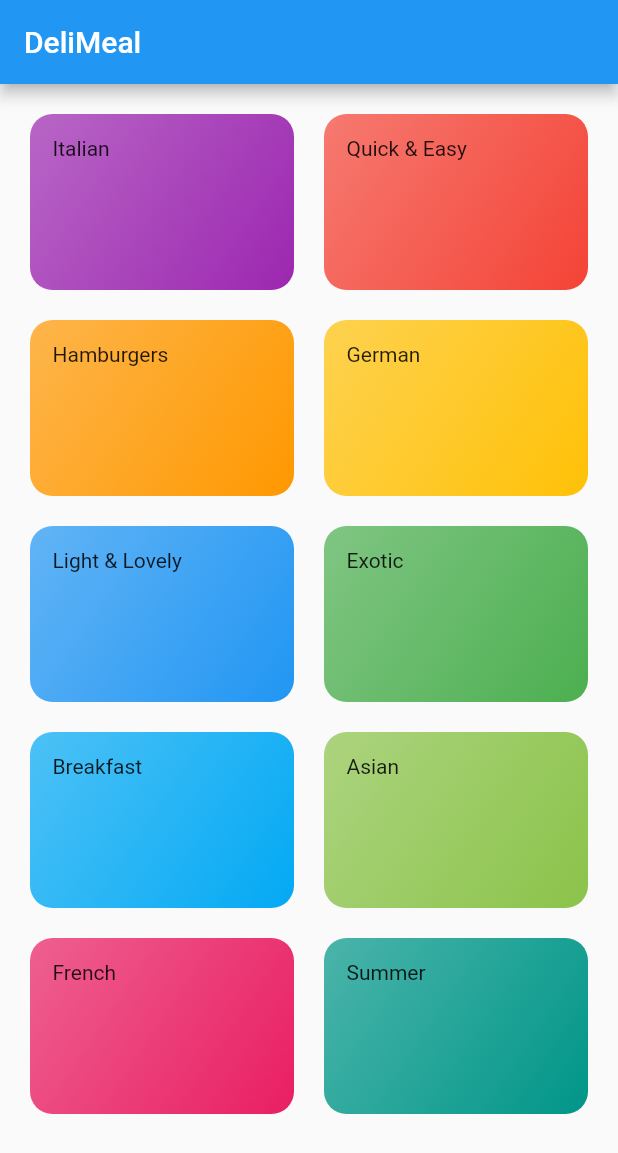
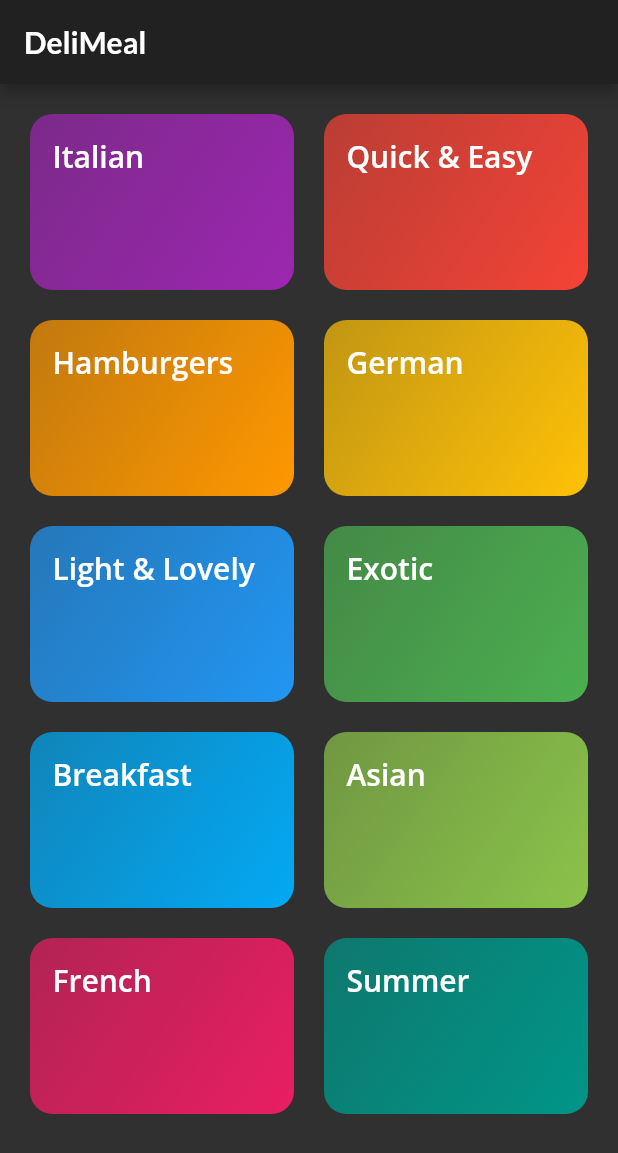
Before and after one commit to davidaodejobi/Flutter-and-Dart-Course, a Flutter app: the screen it shows after launch, on a phone screen of 412 x 824 dp. Shown: the top 1153 px of the screen. Run offline on Flutter 3.47's test engine with Material 2 defaults, Android fonts, the phone set to English and light mode, and no system bars; our stand-ins replace google_fonts.

Commit message:
used theme...

```diff
--- a/meal_app/lib/categories_screen.dart
+++ b/meal_app/lib/categories_screen.dart
@@ -4,13 +4,17 @@
 import 'dummy_data.dart';
 
 class CategoriesScreen extends StatelessWidget {
-  const CategoriesScreen({Key? key}) : super(key: key);
+  const CategoriesScreen({this.theme, Key? key}) : super(key: key);
+
+  final ThemeData? theme;
 
   @override
   Widget build(BuildContext context) {
     return Scaffold(
       appBar: AppBar(
-        title: const Text('DeliMeal'),
+        title: Text(
+          'DeliMeal',
+        ),
       ),
       body: GridView(
         padding: const EdgeInsets.all(20),
--- a/meal_app/lib/category_item.dart
+++ b/meal_app/lib/category_item.dart
@@ -11,7 +11,7 @@
   Widget build(BuildContext context) {
     return Container(
       padding: const EdgeInsets.all(15),
-      child: Text(title!),
+      child: Text(title!, style: Theme.of(context).textTheme.headline6),
       decoration: BoxDecoration(
         gradient: LinearGradient(
           colors: [
--- a/meal_app/lib/main.dart
+++ b/meal_app/lib/main.dart
@@ -1,19 +1,23 @@
 import 'package:flutter/material.dart';
-import 'package:meal_app/categories_screen.dart';
 
-void main() => runApp(const MyApp());
+import 'mealapp_theme.dart';
+import 'categories_screen.dart';
+
+void main() => runApp(MyApp());
 
 class MyApp extends StatelessWidget {
-  const MyApp({Key? key}) : super(key: key);
+  MyApp({Key? key}) : super(key: key);
+
+  final theme = MealAppTheme.dark();
 
   @override
   Widget build(BuildContext context) {
     return MaterialApp(
       title: 'DeliMeals',
-      theme: ThemeData(
-        primarySwatch: Colors.blue,
+      theme: theme,
+      home: CategoriesScreen(
+        theme: theme,
       ),
-      home: const CategoriesScreen(),
     );
   }
 }
--- a/meal_app/lib/mealapp_theme.dart
+++ b/meal_app/lib/mealapp_theme.dart
@@ -0,0 +1,107 @@
+import 'package:flutter/material.dart';
+import 'package:google_fonts/google_fonts.dart';
+
+class MealAppTheme {
+  static TextTheme lightTextTheme = TextTheme(
+    bodyText1: GoogleFonts.openSans(
+      fontSize: 14.0,
+      fontWeight: FontWeight.w700,
+      color: Colors.black,
+    ),
+    headline1: GoogleFonts.openSans(
+      fontSize: 32.0,
+      fontWeight: FontWeight.bold,
+      color: Colors.black,
+    ),
+    headline2: GoogleFonts.openSans(
+      fontSize: 21.0,
+      fontWeight: FontWeight.w700,
+      color: Colors.black,
+    ),
+    headline3: GoogleFonts.openSans(
+      fontSize: 16.0,
+      fontWeight: FontWeight.w600,
+      color: Colors.black,
+    ),
+    headline6: GoogleFonts.openSans(
+      fontSize: 20.0,
+      fontWeight: FontWeight.w600,
+      color: Colors.black,
+    ),
+  );
+
+  static TextTheme darkTextTheme = TextTheme(
+    bodyText1: GoogleFonts.openSans(
+      fontSize: 14.0,
+      fontWeight: FontWeight.w700,
+      color: Colors.white,
+    ),
+    headline1: GoogleFonts.lato(
+      fontSize: 32.0,
+      fontWeight: FontWeight.bold,
+      color: Colors.white,
+    ),
+    headline2: GoogleFonts.openSans(
+      fontSize: 21.0,
+      fontWeight: FontWeight.w700,
+      color: Colors.white,
+    ),
+    headline3: GoogleFonts.openSans(
+      fontSize: 16.0,
+      fontWeight: FontWeight.w600,
+      color: Colors.white,
+    ),
+    headline6: GoogleFonts.openSans(
+      fontSize: 20.0,
+      fontWeight: FontWeight.w600,
+      color: Colors.white,
+    ),
+  );
+
+  static ThemeData light() {
+    return ThemeData(
+      brightness: Brightness.light,
+      checkboxTheme: CheckboxThemeData(
+        fillColor: MaterialStateColor.resolveWith(
+          (states) {
+            return Colors.black;
+          },
+        ),
+      ),
+      appBarTheme: AppBarTheme(
+        foregroundColor: Colors.black,
+        backgroundColor: Colors.white,
+        titleTextStyle: TextStyle(
+          fontFamily: GoogleFonts.archivo().fontFamily,
+          color: Colors.black,
+          fontSize: 20.0,
+          fontWeight: FontWeight.w600,
+        ),
+      ),
+      bottomNavigationBarTheme: const BottomNavigationBarThemeData(
+        selectedItemColor: Colors.green,
+      ),
+      textTheme: lightTextTheme,
+    );
+  }
+
+  static ThemeData dark() {
+    return ThemeData(
+      brightness: Brightness.dark,
+      appBarTheme: AppBarTheme(
+        foregroundColor: Colors.white,
+        backgroundColor: Colors.grey[900],
+        titleTextStyle: TextStyle(
+          fontFamily: GoogleFonts.lato().fontFamily,
+          color: Colors.white,
+          fontSize: 20.0,
+          fontWeight: FontWeight.w600,
+        ),
+      ),
+      bottomNavigationBarTheme: const BottomNavigationBarThemeData(
+        selectedItemColor: Colors.green,
+      ),
+      textTheme: darkTextTheme,
+    );
+  }
+}
```
